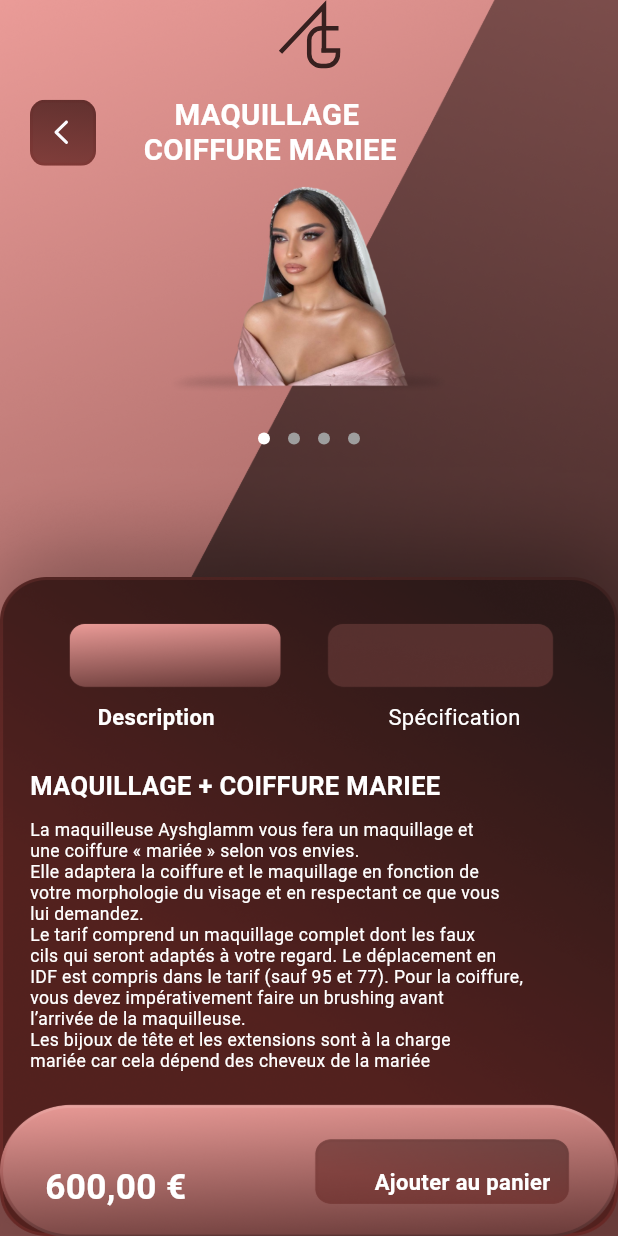
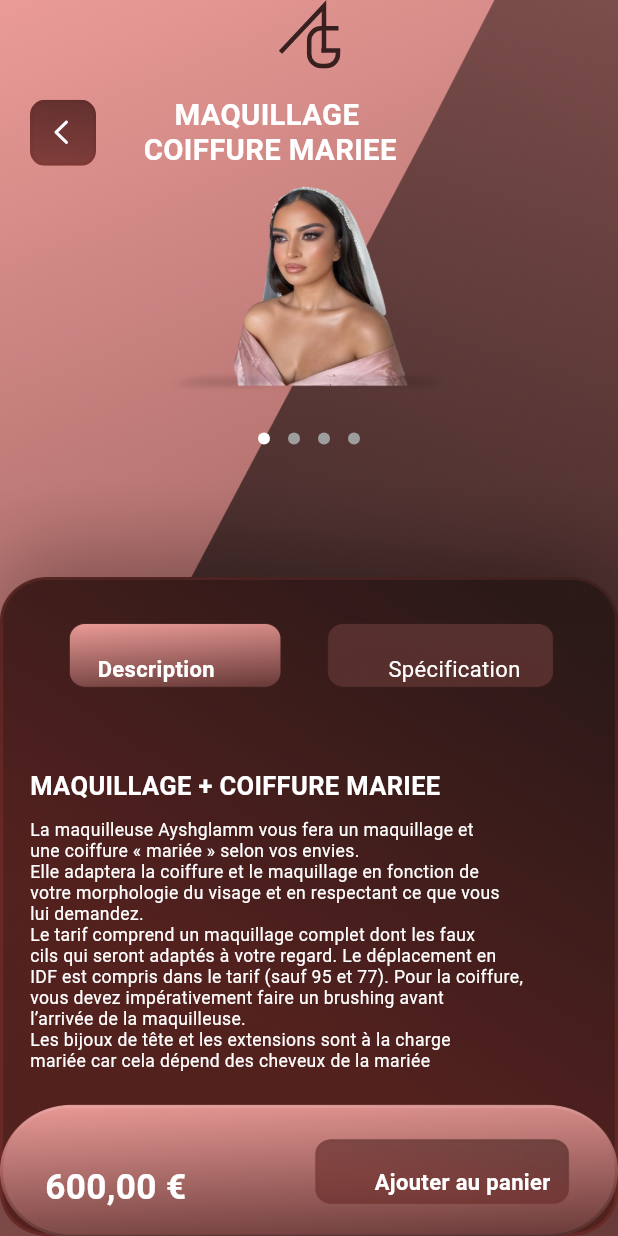
Before and after one commit to MUHAMMMADJUNAID1/dashboard_view, a Flutter app: the screen it shows after launch, on a phone screen of 412 x 824 dp. Run offline on Flutter 3.47's test engine with Material 3 defaults, Android fonts, the phone set to English and light mode, and no system bars; drawn by our look-alikes of carousel_slider, dots_indicator; our stand-ins replace device_preview, flutter_screenutil, flutter_svg.

Commit message:
29/1/24/

```diff
--- a/lib/dash_view.dart
+++ b/lib/dash_view.dart
@@ -26,8 +26,7 @@ class _DashBoardViewState extends State<DashBoardView> {
   @override
   Widget build(BuildContext context) {
     var media = MediaQuery.sizeOf(context);
-    return SafeArea(
-        child: Scaffold(
+    return Scaffold(
       body: Container(
         height: double.infinity,
         width: double.infinity,
@@ -120,7 +119,7 @@ class _DashBoardViewState extends State<DashBoardView> {
             ),
             Positioned(
               left: 45,
-              bottom: 338,
+              bottom: 370,
               child: GestureDetector(
                 onTap: () {},
                 child: Text(
@@ -135,7 +134,7 @@ class _DashBoardViewState extends State<DashBoardView> {
             ),
             Positioned(
               right: 45,
-              bottom: 338,
+              bottom: 370,
               child: GestureDetector(
                 onTap: () {},
                 child: Text(
@@ -250,6 +249,6 @@ class _DashBoardViewState extends State<DashBoardView> {
       //       )
       //     ],
       //   ),
-    ));
+    );
   }
 }
```
